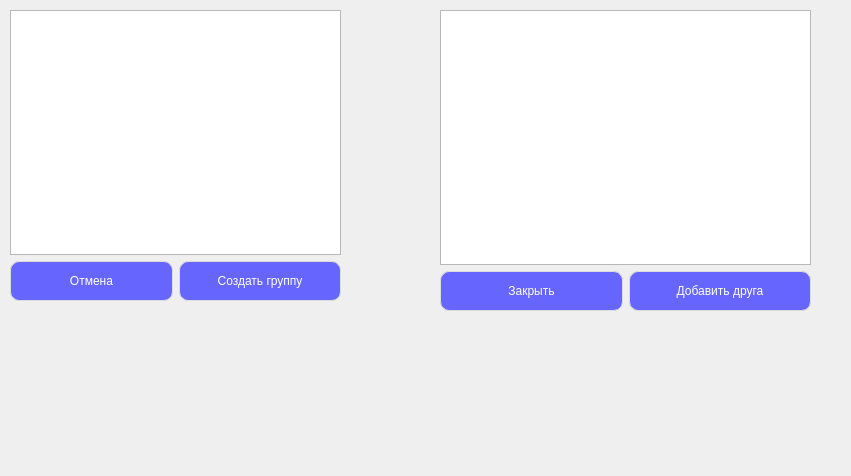
First picture: the form in app/app-qt/src/creategroup/creategroupwidget.ui, repository JMICKHs/jmickhenger, before the edit.
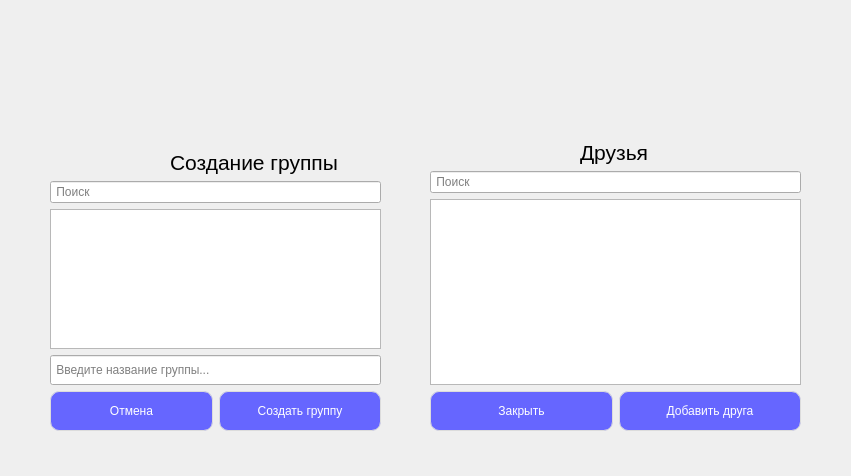
Second picture: the form after the edit. Custom widgets are drawn as their Qt base class.

Commit message: Create chat by friendsModel

What changed in the file:
```diff
--- a/app/app-qt/src/creategroup/creategroupwidget.ui
+++ b/app/app-qt/src/creategroup/creategroupwidget.ui
@@ -16,15 +16,87 @@
   <widget class="QWidget" name="verticalLayoutWidget">
    <property name="geometry">
     <rect>
-     <x>10</x>
-     <y>10</y>
+     <x>50</x>
+     <y>140</y>
      <width>331</width>
      <height>291</height>
     </rect>
    </property>
    <layout class="QVBoxLayout" name="CreateGroupLayout">
     <item>
-     <widget class="QListView" name="listView"/>
+     <spacer name="verticalSpacer">
+      <property name="orientation">
+       <enum>Qt::Vertical</enum>
+      </property>
+      <property name="sizeType">
+       <enum>QSizePolicy::Fixed</enum>
+      </property>
+      <property name="sizeHint" stdset="0">
+       <size>
+        <width>20</width>
+        <height>10</height>
+       </size>
+      </property>
+     </spacer>
+    </item>
+    <item>
+     <layout class="QHBoxLayout" name="horizontalLayout_3">
+      <item>
+       <spacer name="horizontalSpacer">
+        <property name="orientation">
+         <enum>Qt::Horizontal</enum>
+        </property>
+        <property name="sizeType">
+         <enum>QSizePolicy::Fixed</enum>
+        </property>
+        <property name="sizeHint" stdset="0">
+         <size>
+          <width>120</width>
+          <height>20</height>
+         </size>
+        </property>
+       </spacer>
+      </item>
+      <item>
+       <widget class="QLabel" name="label">
+        <property name="font">
+         <font>
+          <pointsize>16</pointsize>
+         </font>
+        </property>
+        <property name="text">
+         <string>Создание группы</string>
+        </property>
+       </widget>
+      </item>
+     </layout>
+    </item>
+    <item>
+     <widget class="CustomInputForms" name="SearchEditToCreateGroup">
+      <property name="placeholderText">
+       <string> Поиск</string>
+      </property>
+     </widget>
+    </item>
+    <item>
+     <widget class="QListView" name="createGroupView">
+      <property name="styleSheet">
+       <string notr="true">QListView:item:selected {background-color: rgb(230,230,230); color: rgb(230,230,230)}</string>
+      </property>
+     </widget>
+    </item>
+    <item>
+     <widget class="QLineEdit" name="lineEdit">
+      <property name="minimumSize">
+       <size>
+        <width>0</width>
+        <height>30</height>
+       </size>
+      </property>
+      <property name="placeholderText">
+       <string> Введите название группы...</string>
+      </property>
+     </widget>
     </item>
     <item>
      <layout class="QHBoxLayout" name="horizontalLayout">
@@ -77,15 +149,70 @@
   <widget class="QWidget" name="verticalLayoutWidget_2">
    <property name="geometry">
     <rect>
-     <x>440</x>
-     <y>10</y>
+     <x>430</x>
+     <y>130</y>
      <width>371</width>
      <height>301</height>
     </rect>
    </property>
    <layout class="QVBoxLayout" name="ContactsLayout">
     <item>
-     <widget class="QListView" name="listView_2"/>
+     <spacer name="verticalSpacer_2">
+      <property name="orientation">
+       <enum>Qt::Vertical</enum>
+      </property>
+      <property name="sizeType">
+       <enum>QSizePolicy::Fixed</enum>
+      </property>
+      <property name="sizeHint" stdset="0">
+       <size>
+        <width>20</width>
+        <height>10</height>
+       </size>
+      </property>
+     </spacer>
+    </item>
+    <item>
+     <layout class="QHBoxLayout" name="horizontalLayout_4">
+      <item>
+       <spacer name="horizontalSpacer_2">
+        <property name="orientation">
+         <enum>Qt::Horizontal</enum>
+        </property>
+        <property name="sizeType">
+         <enum>QSizePolicy::Fixed</enum>
+        </property>
+        <property name="sizeHint" stdset="0">
+         <size>
+          <width>150</width>
+          <height>20</height>
+         </size>
+        </property>
+       </spacer>
+      </item>
+      <item>
+       <widget class="QLabel" name="label_2">
+        <property name="font">
+         <font>
+          <pointsize>16</pointsize>
+         </font>
+        </property>
+        <property name="text">
+         <string>Друзья</string>
+        </property>
+       </widget>
+      </item>
+     </layout>
+    </item>
+    <item>
+     <widget class="CustomInputForms" name="SearchLineEditFriends">
+      <property name="placeholderText">
+       <string> Поиск</string>
+      </property>
+     </widget>
+    </item>
+    <item>
+     <widget class="QListView" name="friendsView"/>
     </item>
     <item>
      <layout class="QHBoxLayout" name="horizontalLayout_2">
@@ -136,6 +263,13 @@
    </layout>
   </widget>
  </widget>
+ <customwidgets>
+  <customwidget>
+   <class>CustomInputForms</class>
+   <extends>QLineEdit</extends>
+   <header>app-qt/src/custominputforms/custominputforms.h</header>
+  </customwidget>
+ </customwidgets>
  <resources/>
  <connections/>
 </ui>
```
The commit also changes 16 other files.
